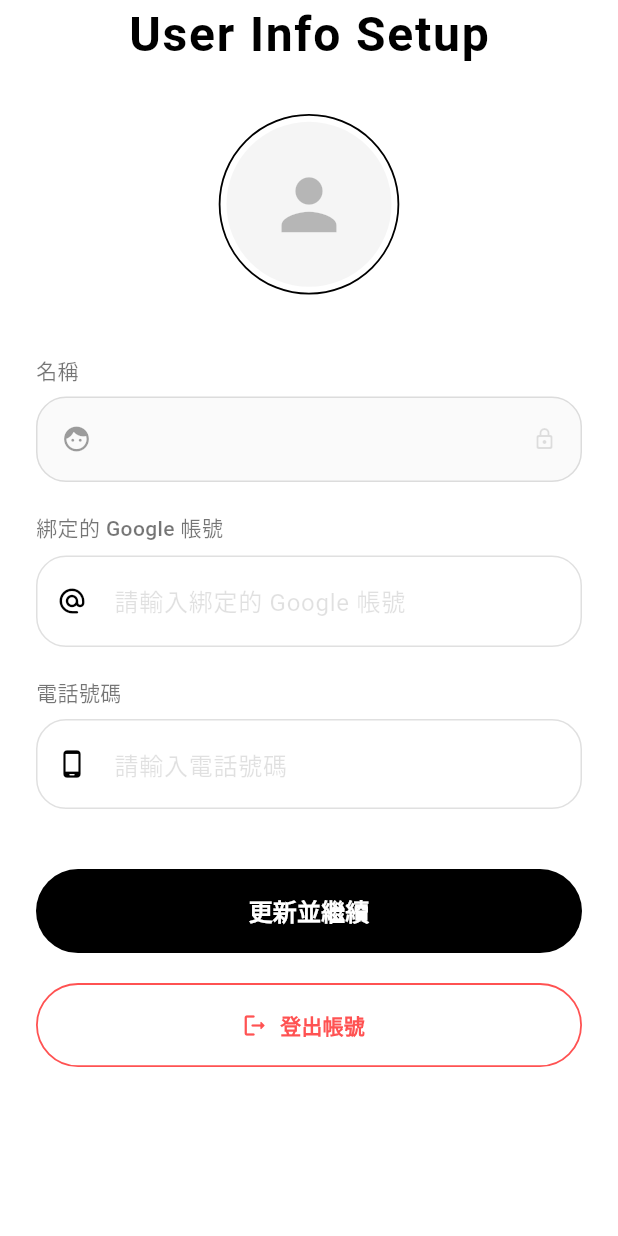
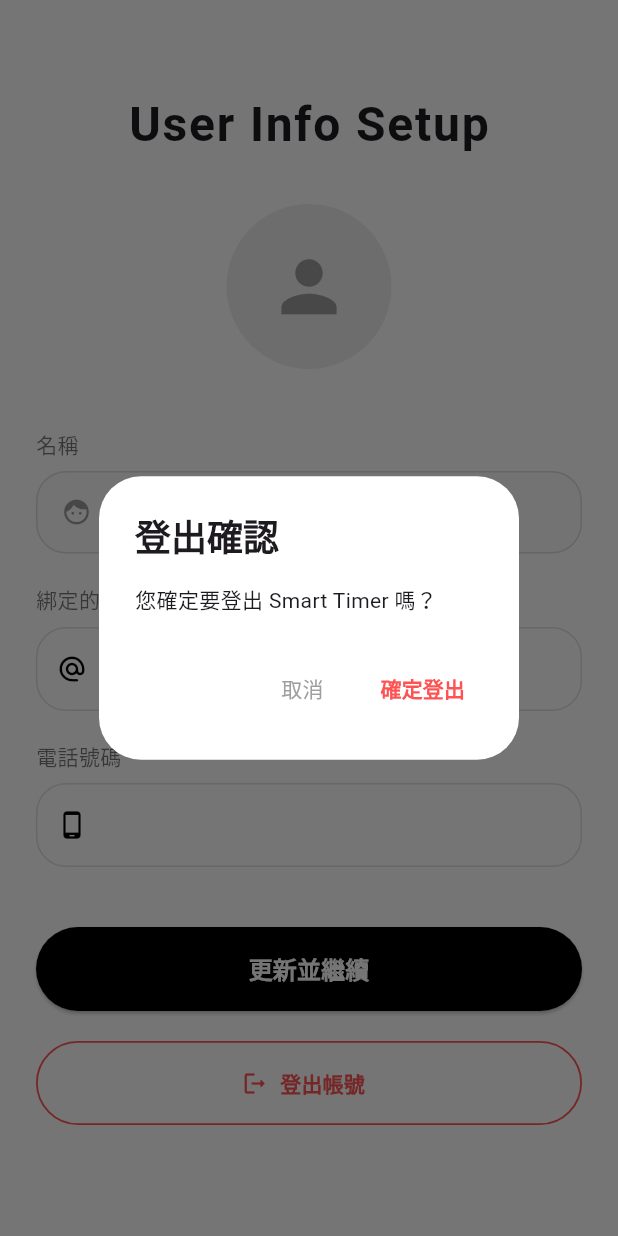
Before and after one commit to yinhsuan0218-cmyk/smart_timer_app, a Flutter app: the UserPage screen opened directly, after a tap on "登出帳號", on a phone screen of 412 x 824 dp. Run offline on Flutter 3.47's test engine with Material 3 defaults, Android fonts, the phone set to English and light mode, and no system bars; our stand-ins replace firebase_auth, firebase_core, firebase_database, google_sign_in; missing offline and left inert: mqtt_client; accounts and stored records are empty; statements that could not run were skipped.

Commit message:
登出功能

```diff
--- a/lib/pages/user_page.dart
+++ b/lib/pages/user_page.dart
@@ -1,6 +1,6 @@
 import 'package:flutter/material.dart';
 import 'package:firebase_auth/firebase_auth.dart';
-import 'commonappbar.dart';
+import 'login_page.dart'; // ★ 務必確認這裡有引入你的登入頁檔案
 
 class UserPage extends StatefulWidget {
   const UserPage({super.key});
@@ -21,7 +21,6 @@
     _phoneController.text = user?.phoneNumber ?? '';
   }
 
-  // 教學邏輯：儲存並指引
   void _saveAndNext() {
     final phone = _phoneController.text.trim();
     if (phone.isEmpty) {
@@ -31,10 +30,6 @@
       return;
     }
 
-    // 這裡實作 Firebase 儲存邏輯 (例如 user.updatePhoneNumber)
-    // ...
-
-    // 彈出教學指引
     showDialog(
       context: context,
       barrierDismissible: false,
@@ -45,11 +40,41 @@
         content: const Text("資訊已更新。現在請點擊下方的「Zone」分頁，開始建立您的智慧空間。"),
         actions: [
           TextButton(
-            onPressed: () {
-              Navigator.pop(ctx);
-              // 提示：這裡可以透過回傳或通知讓 NavPage 切換到 Index 0
+            onPressed: () => Navigator.pop(ctx),
+            child: const Text("我知道了", style: TextStyle(color: Colors.black, fontWeight: FontWeight.bold)),
+          ),
+        ],
+      ),
+    );
+  }
+
+  // ★ 修正後的登出對話框：改用直接跳轉（不依賴 main.dart 路由）
+  void _showSignOutDialog(BuildContext context) {
+    showDialog(
+      context: context,
+      builder: (ctx) => AlertDialog(
+        backgroundColor: Colors.white,
+        shape: RoundedRectangleBorder(borderRadius: BorderRadius.circular(28)),
+        title: const Text('登出確認', style: TextStyle(fontWeight: FontWeight.bold)),
+        content: const Text('您確定要登出 Smart Timer 嗎？'),
+        actions: [
+          TextButton(
+            onPressed: () => Navigator.pop(ctx),
+            child: const Text('取消', style: TextStyle(color: Colors.grey)),
+          ),
+          TextButton(
+            onPressed: () async {
+              await FirebaseAuth.instance.signOut();
+              if (context.mounted) {
+                // 直接導航到 LoginPage 並清空所有頁面
+                Navigator.pushAndRemoveUntil(
+                  context,
+                  MaterialPageRoute(builder: (context) => const LoginPage()),
+                  (route) => false,
+                );
+              }
             },
-            child: const Text("我知道了", style: TextStyle(color: Colors.black, fontWeight: FontWeight.bold)),
+            child: const Text('確定登出', style: TextStyle(color: Colors.redAccent, fontWeight: FontWeight.bold)),
           ),
         ],
       ),
@@ -71,61 +96,40 @@
         padding: const EdgeInsets.symmetric(horizontal: 24),
         child: Column(
           children: [
+            const SizedBox(height: 60),
             const Text(
-                'User Info Setup',
-                style: TextStyle(
-                  fontSize: 32,
-                  fontWeight: FontWeight.bold,
-                  color: Colors.black,
-                  letterSpacing: 1.2,
-                ),
-              ),
+              'User Info Setup',
+              style: TextStyle(fontSize: 32, fontWeight: FontWeight.bold, letterSpacing: 1.2),
+            ),
             const SizedBox(height: 30),
 
-            // 0. 頭像
+            // 頭像
             Center(
-              child: Container(
-                padding: const EdgeInsets.all(4),
-                decoration: BoxDecoration(
-                  shape: BoxShape.circle,
-                  border: Border.all(color: Colors.black, width: 1.2),
-                ),
-                child: CircleAvatar(
-                  radius: 55,
-                  backgroundColor: Colors.grey[100],
-                  backgroundImage: user?.photoURL != null ? NetworkImage(user!.photoURL!) : null,
-                  child: user?.photoURL == null ? const Icon(Icons.person, size: 55, color: Colors.black26) : null,
+              child: CircleAvatar(
+                radius: 55,
+                backgroundColor: Colors.grey[200], // 底色
+                // 使用 foregroundImage 載入網路圖片，如果載入失敗會顯示 child
+                foregroundImage: (user?.photoURL != null)
+                    ? NetworkImage(user!.photoURL!)
+                    : null,
+                // 這是當圖片還沒載入或不存在時，顯示的預設圖示
+                child: const Icon(
+                  Icons.person,
+                  size: 55,
+                  color: Colors.grey,
                 ),
               ),
             ),
             const SizedBox(height: 40),
 
-            _buildInfoField(
-              label: '名稱',
-              content: user?.displayName ?? '未設定',
-              icon: Icons.face_rounded,
-            ),
-
+            _buildInfoField(label: '名稱', content: user?.displayName ?? '未設定', icon: Icons.face_rounded),
             const SizedBox(height: 20),
-
-            _buildEditField(
-              label: '綁定的 Google 帳號',
-              controller: _emailController,
-              icon: Icons.alternate_email_rounded,
-            ),
-
+            _buildEditField(label: '綁定的 Google 帳號', controller: _emailController, icon: Icons.alternate_email_rounded),
             const SizedBox(height: 20),
-
-            _buildEditField(
-              label: '電話號碼',
-              controller: _phoneController,
-              icon: Icons.phone_android_rounded,
-              keyboardType: TextInputType.phone,
-            ),
-
+            _buildEditField(label: '電話號碼', controller: _phoneController, icon: Icons.phone_android_rounded, keyboardType: TextInputType.phone),
             const SizedBox(height: 40),
 
-            // 主儲存按鈕 (教學指引明顯位置)
+            // 更新按鈕
             SizedBox(
               width: double.infinity,
               height: 56,
@@ -135,12 +139,10 @@
                   backgroundColor: Colors.black,
                   foregroundColor: Colors.white,
                   shape: RoundedRectangleBorder(borderRadius: BorderRadius.circular(28)),
-                  elevation: 0,
                 ),
                 child: const Text('更新並繼續', style: TextStyle(fontWeight: FontWeight.bold, fontSize: 16)),
               ),
             ),
-
             const SizedBox(height: 20),
 
             // 登出按鈕
@@ -148,7 +150,7 @@
               width: double.infinity,
               height: 56,
               child: OutlinedButton.icon(
-                onPressed: () => FirebaseAuth.instance.signOut(),
+                onPressed: () => _showSignOutDialog(context),
                 icon: const Icon(Icons.logout_rounded),
                 label: const Text('登出帳號', style: TextStyle(fontWeight: FontWeight.bold)),
                 style: OutlinedButton.styleFrom(
@@ -165,29 +167,17 @@
     );
   }
 
+  // 小組件定義 (InfoField & EditField)
   Widget _buildInfoField({required String label, required String content, required IconData icon}) {
     return Column(
       crossAxisAlignment: CrossAxisAlignment.start,
       children: [
-        Text(label, style: const TextStyle(fontSize: 14, color: Colors.black54, fontWeight: FontWeight.w500)),
+        Text(label, style: const TextStyle(fontSize: 14, color: Colors.black54)),
         const SizedBox(height: 8),
         Container(
-          width: double.infinity,
-          padding: const EdgeInsets.symmetric(horizontal: 16, vertical: 16),
-          decoration: BoxDecoration(
-            color: Colors.grey[50],
-            borderRadius: BorderRadius.circular(20),
-            border: Border.all(color: Colors.black12),
-          ),
-          child: Row(
-            children: [
-              Icon(icon, size: 20, color: Colors.black38),
-              const SizedBox(width: 12),
-              Text(content, style: const TextStyle(fontSize: 16, color: Colors.black45)),
-              const Spacer(),
-              const Icon(Icons.lock_outline_rounded, size: 16, color: Colors.black12),
-            ],
-          ),
+          padding: const EdgeInsets.all(16),
+          decoration: BoxDecoration(color: Colors.grey[50], borderRadius: BorderRadius.circular(20), border: Border.all(color: Colors.black12)),
+          child: Row(children: [Icon(icon, size: 20, color: Colors.black38), const SizedBox(width: 12), Text(content, style: const TextStyle(color: Colors.black45))]),
         ),
       ],
     );
@@ -197,25 +187,15 @@
     return Column(
       crossAxisAlignment: CrossAxisAlignment.start,
       children: [
-        Text(label, style: const TextStyle(fontSize: 14, color: Colors.black54, fontWeight: FontWeight.w500)),
+        Text(label, style: const TextStyle(fontSize: 14, color: Colors.black54)),
         const SizedBox(height: 8),
         TextField(
           controller: controller,
           keyboardType: keyboardType,
-          cursorColor: Colors.black,
           decoration: InputDecoration(
             prefixIcon: Icon(icon, color: Colors.black, size: 20),
-            hintText: '請輸入$label',
-            hintStyle: const TextStyle(color: Colors.black12),
-            contentPadding: const EdgeInsets.symmetric(horizontal: 16, vertical: 18),
-            enabledBorder: OutlineInputBorder(
-              borderRadius: BorderRadius.circular(20),
-              borderSide: const BorderSide(color: Colors.black12),
-            ),
-            focusedBorder: OutlineInputBorder(
-              borderRadius: BorderRadius.circular(20),
-              borderSide: const BorderSide(color: Colors.black, width: 1.2),
-            ),
+            enabledBorder: OutlineInputBorder(borderRadius: BorderRadius.circular(20), borderSide: const BorderSide(color: Colors.black12)),
+            focusedBorder: OutlineInputBorder(borderRadius: BorderRadius.circular(20), borderSide: const BorderSide(color: Colors.black, width: 1.2)),
           ),
         ),
       ],
```
